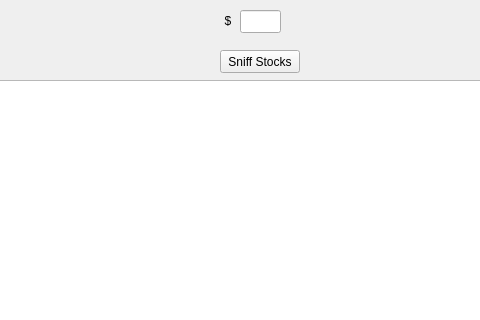
This is MainWindow.ui in menevia16a/StockHound as Qt 5 draws it before an edit; both pictures show x 150 to 630 and y 0 to 320 of the 800 by 600 pixel window. The edited form follows.
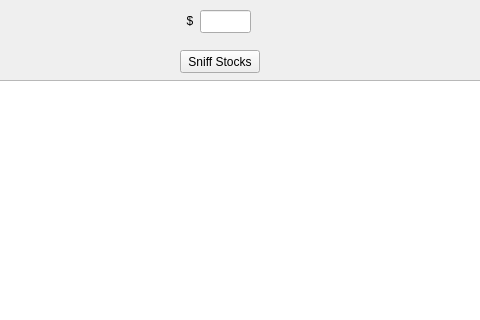
This is the edited form.

Commit message: Adjusted UI slightly

Diff of the .ui file:
```diff
--- a/MainWindow.ui
+++ b/MainWindow.ui
@@ -17,7 +17,7 @@
    <widget class="QPushButton" name="searchButton">
     <property name="geometry">
      <rect>
-      <x>370</x>
+      <x>330</x>
       <y>50</y>
       <width>80</width>
       <height>23</height>
@@ -30,9 +30,9 @@
    <widget class="QLineEdit" name="budgetInput">
     <property name="geometry">
      <rect>
-      <x>390</x>
+      <x>350</x>
       <y>10</y>
-      <width>41</width>
+      <width>51</width>
       <height>23</height>
      </rect>
     </property>
@@ -53,10 +53,10 @@
    <widget class="QLabel" name="label">
     <property name="geometry">
      <rect>
-      <x>370</x>
-      <y>10</y>
-      <width>16</width>
-      <height>21</height>
+      <x>330</x>
+      <y>11</y>
+      <width>20</width>
+      <height>20</height>
      </rect>
     </property>
     <property name="text">
```
The commit also changes 1 other file.
